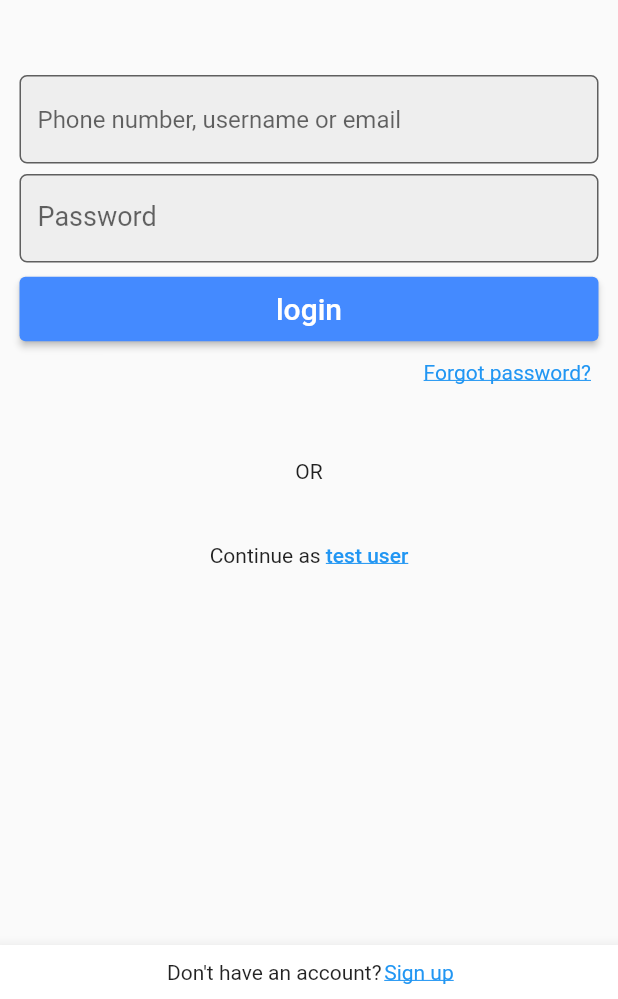
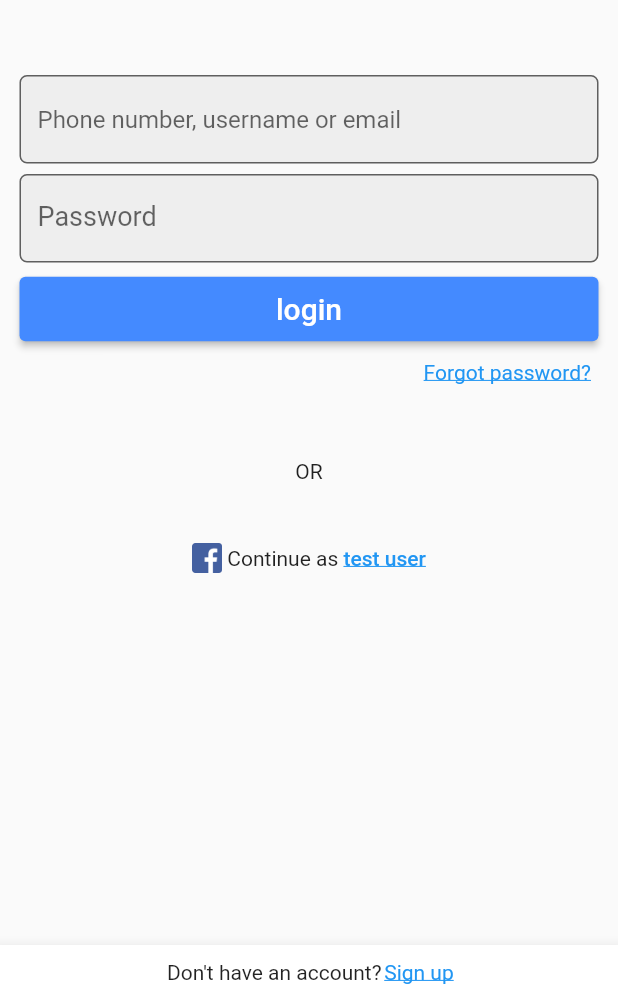
Before and after one commit to MoriKeli/instgram_app_clone, a Flutter app: the LoginPage screen opened directly, on a phone screen of 412 x 824 dp, the part 237-1236 px from its top. Run offline on Flutter 3.47's test engine with Material 2 defaults, Android fonts, the phone set to English and light mode, and no system bars.

Commit message:
added an fb icon

```diff
--- a/lib/screens/login.dart
+++ b/lib/screens/login.dart
@@ -81,8 +81,9 @@ class _LoginPageState extends State<LoginPage> {
             padding: const EdgeInsets.only(top: 40.0, bottom: 20.0),
             child: Row(
               mainAxisAlignment: MainAxisAlignment.center,
-              children: [
-                Text("Continue as "),
+              children: const [
+                Image(image: AssetImage("images/fb-icon.png"), height: 20.0,),
+                Text(" Continue as "),
                 Text("test user", style: TextStyle(fontWeight: FontWeight.w500, color: Colors.blue, decoration: TextDecoration.underline)),
               ],
             ),
```
